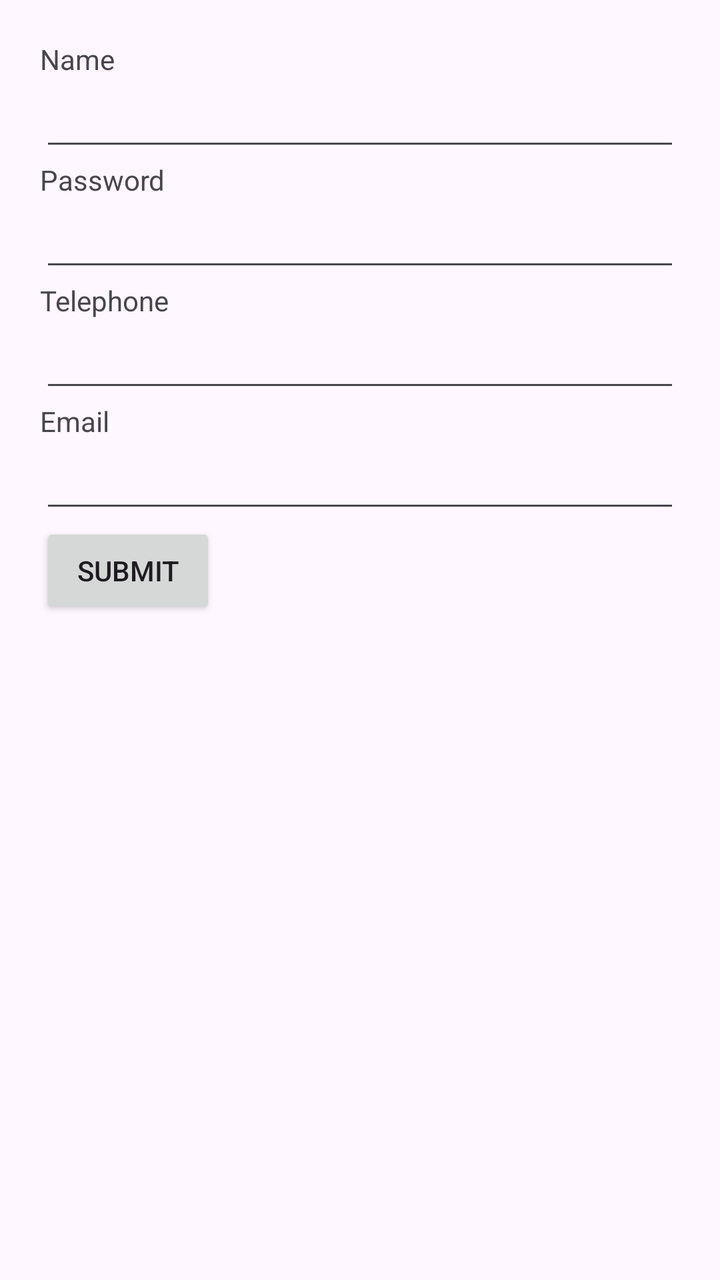
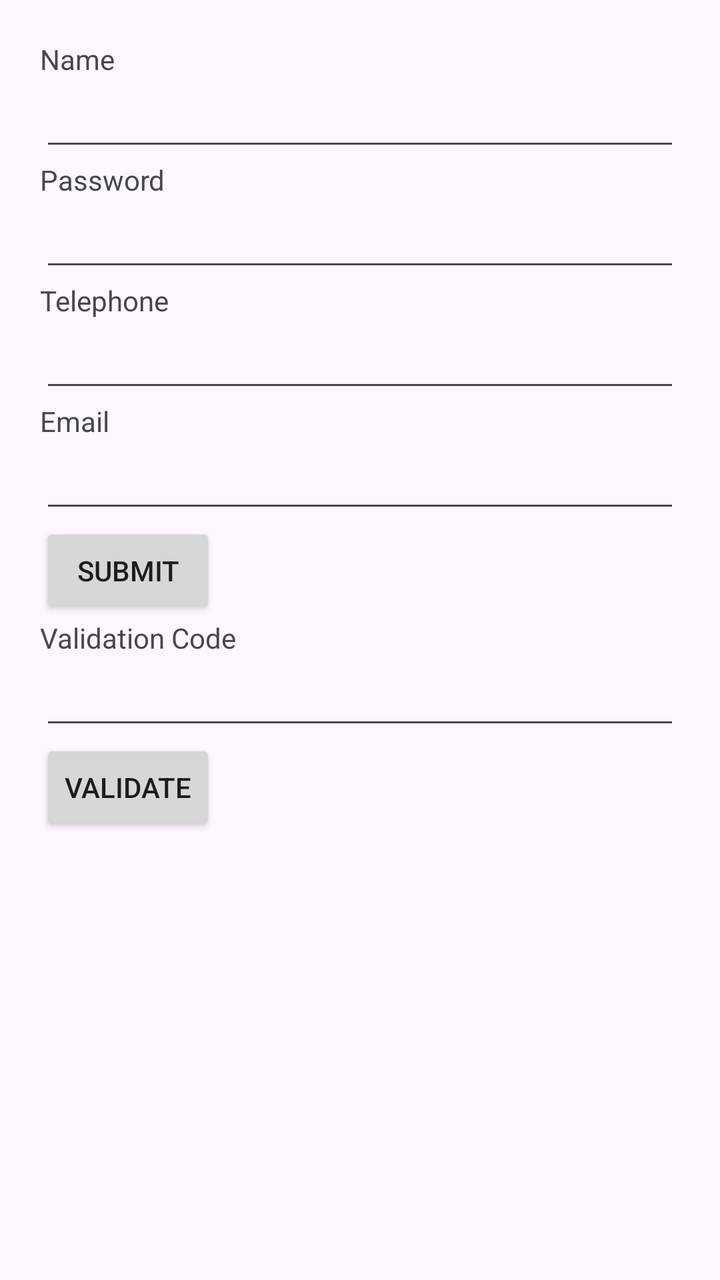

The first picture is an Android layout as it rendered before a commit; the second is the same layout after the commit. The layout source and the unified diff follow.
<!-- AndroidManifest.xml: application theme Theme.UClab2Part2 -->
<!-- res/layout/activity_main.xml -->
<?xml version="1.0" encoding="utf-8"?>
<LinearLayout
    xmlns:android="http://schemas.android.com/apk/res/android"
    xmlns:app="http://schemas.android.com/apk/res-auto"
    xmlns:tools="http://schemas.android.com/tools"
    android:id="@+id/main"
    android:layout_width="match_parent"
    android:layout_height="match_parent"
    android:orientation="vertical"
    android:padding="20dp"
    tools:context=".MainActivity">

    <TextView
        android:layout_width="wrap_content"
        android:layout_height="wrap_content"
        android:text="Name" />

    <EditText
        android:id="@+id/name"
        android:layout_width="match_parent"
        android:layout_height="wrap_content"/>

    <TextView
        android:layout_width="wrap_content"
        android:layout_height="wrap_content"
        android:text="Password"/>

    <EditText
        android:id="@+id/password"
        android:layout_width="match_parent"
        android:layout_height="wrap_content"
        android:inputType="textPassword"/>

    <TextView
        android:layout_width="wrap_content"
        android:layout_height="wrap_content"
        android:text="Telephone"/>

    <EditText
        android:id="@+id/phone"
        android:layout_width="match_parent"
        android:layout_height="wrap_content"
        android:inputType="phone"/>

    <TextView
        android:layout_width="wrap_content"
        android:layout_height="wrap_content"
        android:text="Email"/>

    <EditText
        android:id="@+id/email"
        android:layout_width="match_parent"
        android:layout_height="wrap_content"
        android:inputType="textEmailAddress"/>

    <Button
        android:id="@+id/submit"
        android:layout_width="wrap_content"
        android:layout_height="wrap_content"
        android:text="Submit"/>
</LinearLayout>
<!-- resources referenced by this layout -->
<resources>
  <style name="Theme.UClab2Part2" parent="Base.Theme.UClab2Part2" />
  <style name="Base.Theme.UClab2Part2" parent="Theme.Material3.DayNight.NoActionBar">
          
          
      </style>
</resources>

<!-- the commit's change to res/layout/activity_main.xml (unified diff, before → after) -->
@@ -58,4 +58,21 @@
         android:layout_width="wrap_content"
         android:layout_height="wrap_content"
         android:text="Submit"/>
+
+    <TextView
+        android:layout_width="wrap_content"
+        android:layout_height="wrap_content"
+        android:text="Validation Code" />
+
+    <EditText
+        android:id="@+id/code"
+        android:layout_width="match_parent"
+        android:layout_height="wrap_content"
+        android:inputType="number" />
+
+    <Button
+        android:id="@+id/validate"
+        android:layout_width="wrap_content"
+        android:layout_height="wrap_content"
+        android:text="Validate" />
 </LinearLayout>
